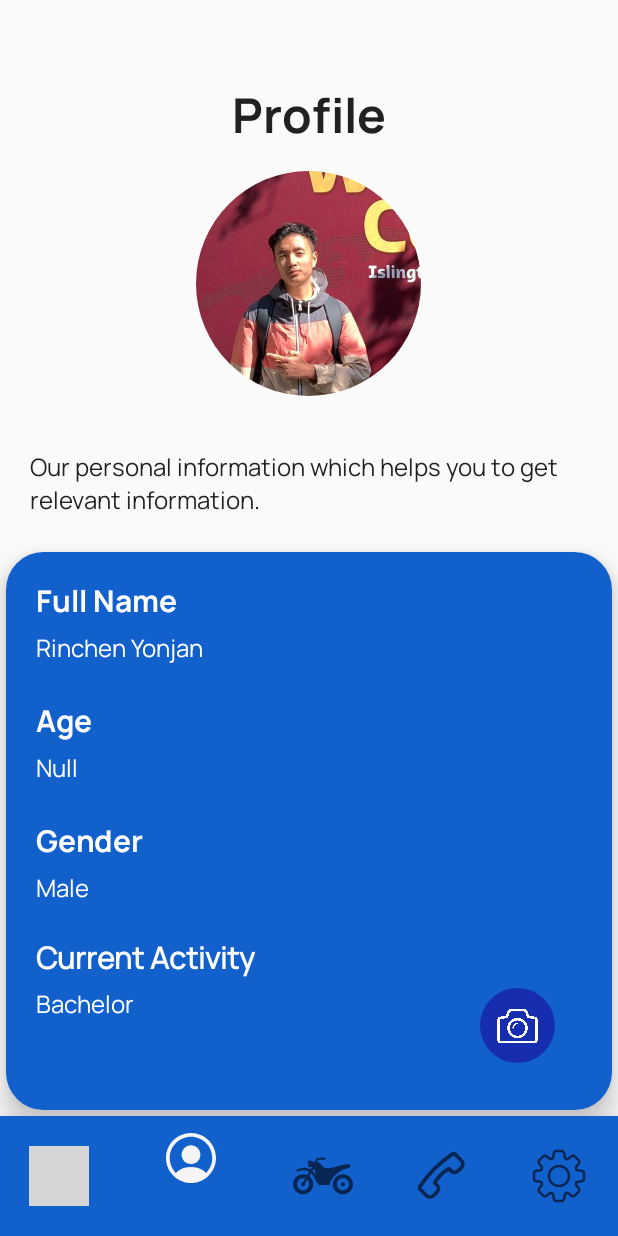
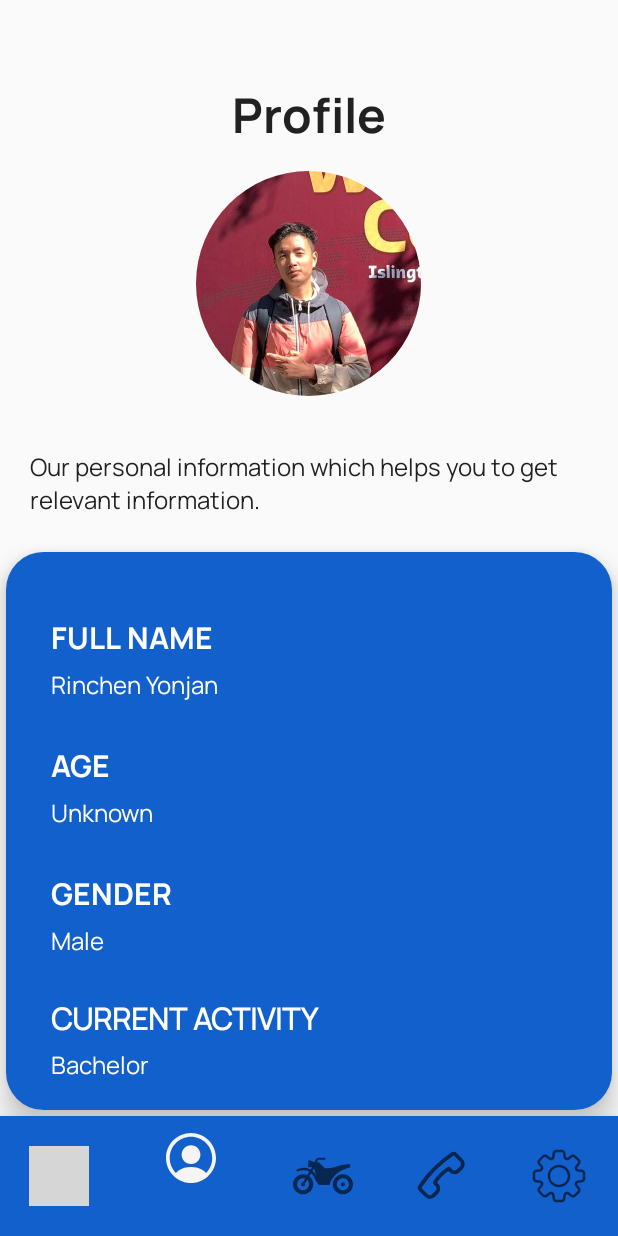
Before and after one commit to RinchenYonjan/BikeNepal, an Android app: the MainActivity screen opened directly, with no data from a screen before it, item 2 of the bottom bar chosen, on a phone screen of 412 x 824 dp. Run offline under Robolectric (Android 15) with nearby library versions, the phone set to English and light mode, and no system bars; grey boxes are pictures that could not be loaded.

Commit message:
Merge remote changes

```diff
--- a/app/src/main/AndroidManifest.xml
+++ b/app/src/main/AndroidManifest.xml
@@ -2,14 +2,11 @@
 <manifest xmlns:android="http://schemas.android.com/apk/res/android"
     xmlns:tools="http://schemas.android.com/tools">
 
-    <uses-feature
-        android:name="android.hardware.camera" android:required="false" />
 
-    <uses-permission android:name="android.permission.WRITE_EXTERNAL_STORAGE" />
-    <uses-permission android:name="android.permission.CAMERA" />
     <uses-permission android:name="android.permission.INTERNET" />
     <uses-permission android:name="android.permission.POST_NOTIFICATIONS" />
     <uses-permission android:name="android.permission.WAKE_LOCK" />
+
 
     <application
         android:allowBackup="true"
--- a/app/src/main/java/com/example/bikenepal/MainActivity.java
+++ b/app/src/main/java/com/example/bikenepal/MainActivity.java
@@ -1,11 +1,16 @@
 package com.example.bikenepal;
 
 import android.content.Intent;
+import android.Manifest;
+import android.content.pm.PackageManager;
+import android.os.Build;
 import android.os.Bundle;
 import android.view.MenuItem;
 
 import androidx.annotation.NonNull;
 import androidx.appcompat.app.AppCompatActivity;
+import androidx.core.app.ActivityCompat;
+import androidx.core.content.ContextCompat;
 
 import com.example.bikenepal.view.BikeFragment;
 import com.example.bikenepal.view.ContactFragment;
@@ -17,7 +22,7 @@ import com.google.android.material.bottomnavigation.BottomNavigationView;
 import com.google.android.material.navigation.NavigationBarView;
 
 
-public class MainActivity extends AppCompatActivity implements NavigationBarView.OnItemSelectedListener{
+public class MainActivity extends AppCompatActivity implements NavigationBarView.OnItemSelectedListener {
 
     BottomNavigationView bottomNavigationView;
 
@@ -31,6 +36,7 @@ public class MainActivity extends AppCompatActivity implements NavigationBarView
 
     SettingFragment setting = new SettingFragment();
 
+    private static final int PERMISSION_REQUEST_CODE = 1;
 
 
     @Override
@@ -41,19 +47,20 @@ public class MainActivity extends AppCompatActivity implements NavigationBarView
         bottomNavigationView.setOnItemSelectedListener(this);
         bottomNavigationView.setSelectedItemId(R.id.home);
 
-        // Wake up mobile screen till duration of 2.5 min
+
+        // Check and request permissions
+        requestPermissions();
+
+
+        // Wake up mobile screen till duration of 2.5 min otherwise redirect user to login activity
         new Thread(new Runnable() {
             @Override
             public void run() {
 
                 try {
-
                     Thread.sleep(150000);
-
                 } catch (InterruptedException ea) {
-
                     ea.printStackTrace();
-
                 }
 
                 runOnUiThread(new Runnable() {
@@ -63,22 +70,20 @@ public class MainActivity extends AppCompatActivity implements NavigationBarView
                         startActivity(intent);
                     }
                 });
+            }
+        }).start();
 
-            }
-
-        }).start();
     }
 
 
 
     @Override
     public boolean onNavigationItemSelected(@NonNull MenuItem item) {
-        if(item.getItemId() == R.id.home)
-        {
+        if (item.getItemId() == R.id.home) {
             getSupportFragmentManager().beginTransaction().replace(R.id.container, home).commit();
             return true;
 
-        } else if(item.getItemId() == R.id.profile){
+        } else if (item.getItemId() == R.id.profile) {
 
             getSupportFragmentManager().beginTransaction().replace(R.id.container, profile).commit();
             return true;
@@ -104,4 +109,40 @@ public class MainActivity extends AppCompatActivity implements NavigationBarView
     }
 
 
+
+    private void requestPermissions() {
+
+        boolean cameraPermissionGranted = ContextCompat.checkSelfPermission(this, Manifest.permission.CAMERA) == PackageManager.PERMISSION_GRANTED;
+
+        boolean notificationPermissionGranted = true;
+
+        if (Build.VERSION.SDK_INT >= Build.VERSION_CODES.Q) {   // android 10 'Q' version
+            notificationPermissionGranted = ContextCompat.checkSelfPermission(this, Manifest.permission.POST_NOTIFICATIONS) == PackageManager.PERMISSION_GRANTED;
+        }
+
+        if (!cameraPermissionGranted || !notificationPermissionGranted) {
+            String[] permissions;
+            if (Build.VERSION.SDK_INT >= Build.VERSION_CODES.Q) {   // android 10 'Q' version
+                permissions = new String[]{Manifest.permission.CAMERA, Manifest.permission.POST_NOTIFICATIONS};
+            } else {
+                permissions = new String[]{Manifest.permission.CAMERA};
+            }
+
+            ActivityCompat.requestPermissions(this, permissions, PERMISSION_REQUEST_CODE);
+
+        } else {
+            // Permissions already granted
+            onPermissionsGranted();
+        }
+
+    }
+
+
+
+    private void onPermissionsGranted() {
+        // Code to execute when the permissions are granted
+
+    }
+
+
 }
--- a/app/src/main/java/com/example/bikenepal/model/LoginModel.java
+++ b/app/src/main/java/com/example/bikenepal/model/LoginModel.java
@@ -17,6 +17,7 @@ public class LoginModel {
         this.password = password;
     }
 
+
     // Getter and Setter method
     public String getUsername() {
         return username;
--- a/app/src/main/java/com/example/bikenepal/view/ProfileFragment.java
+++ b/app/src/main/java/com/example/bikenepal/view/ProfileFragment.java
@@ -1,26 +1,16 @@
 package com.example.bikenepal.view;
 
-import android.content.Intent;
-import android.graphics.Bitmap;
+
 import android.os.Bundle;
-import android.provider.MediaStore;
 import android.view.LayoutInflater;
 import android.view.View;
 import android.view.ViewGroup;
-import android.widget.ImageButton;
+import androidx.fragment.app.Fragment;
+import com.example.bikenepal.R;
 
-import androidx.annotation.Nullable;
-import androidx.fragment.app.Fragment;
-
-import com.example.bikenepal.R;
-import com.google.android.material.imageview.ShapeableImageView;
 
 
 public class ProfileFragment extends Fragment {
-
-    ShapeableImageView imageview;
-    ImageButton cameraBtn;
-    private static final int requestcode = 34;
 
 
     @Override
@@ -28,31 +18,8 @@ public class ProfileFragment extends Fragment {
         // Inflate the layout for this fragment
 
         View view = inflater.inflate(R.layout.fragment_profile, container, false);
-        cameraBtn = view.findViewById(R.id.cameraButton);
-        cameraBtn.setOnClickListener(new View.OnClickListener() {
-            @Override
-            public void onClick(View v) {
-                Intent cameraIntent = new Intent(MediaStore.ACTION_IMAGE_CAPTURE);
-                startActivityForResult(cameraIntent,requestcode);
-            }
-        });
         return view;
     }
 
 
-
-    @Override
-    public void onActivityResult(int requestCode, int resultCode, @Nullable Intent data)
-    {
-        super.onActivityResult(requestCode, resultCode, data);
-
-        imageview = getActivity().findViewById(R.id.displayImageView);
-        if(requestCode == requestcode)
-        {
-            Bitmap image = (Bitmap) data.getExtras().get("data");
-            imageview.setImageBitmap(image);
-        }
-    }
-
-
 }
--- a/app/src/main/res/layout/activity_main_intro.xml
+++ b/app/src/main/res/layout/activity_main_intro.xml
@@ -22,7 +22,7 @@
         android:id="@+id/skip_text"
         android:layout_width="wrap_content"
         android:layout_height="wrap_content"
-        android:text="skip"
+        android:text="Skip"
         android:textAllCaps="false"
         android:textSize="16sp"
         android:fontFamily="@font/manrope_semibold"
@@ -36,7 +36,7 @@
         android:id="@+id/next_text"
         android:layout_width="wrap_content"
         android:layout_height="wrap_content"
-        android:text="next"
+        android:text="Next"
         android:textAllCaps="false"
         android:textSize="16sp"
         android:fontFamily="@font/manrope_semibold"
--- a/app/src/main/res/layout/fragment_profile.xml
+++ b/app/src/main/res/layout/fragment_profile.xml
@@ -64,11 +64,11 @@
         <TextView
             android:layout_width="wrap_content"
             android:layout_height="wrap_content"
-            android:text="Full Name"
+            android:text="FULL NAME"
             android:textSize="20dp"
             android:fontFamily="@font/manrope_bold"
-            android:layout_marginStart="20dp"
-            android:layout_marginTop="15dp"
+            android:layout_marginStart="30dp"
+            android:layout_marginTop="40dp"
             android:textStyle="bold"
             android:textColor="@android:color/white"/>
 
@@ -80,44 +80,44 @@
             android:fontFamily="@font/manrope_regular"
             android:textSize="16sp"
             android:layout_marginTop="5dp"
-            android:layout_marginStart="20dp"
+            android:layout_marginStart="30dp"
             android:textColor="@android:color/white"/>
 
         <!-- Age -->
         <TextView
             android:layout_width="wrap_content"
             android:layout_height="wrap_content"
-            android:text="Age"
+            android:text="AGE"
             android:fontFamily="@font/manrope_bold"
             android:textSize="20dp"
             android:textColor="@android:color/white"
             android:textStyle="bold"
-            android:layout_marginTop="20dp"
-            android:layout_marginStart="20dp"/>
+            android:layout_marginTop="25dp"
+            android:layout_marginStart="30dp"/>
 
         <!-- Null -->
         <TextView
             android:id="@+id/dateofbirth"
             android:layout_width="wrap_content"
             android:layout_height="wrap_content"
-            android:text="Null"
+            android:text="Unknown"
             android:fontFamily="@font/manrope_regular"
             android:textSize="16sp"
             android:textColor="@android:color/white"
-            android:layout_marginStart="20dp"
+            android:layout_marginStart="30dp"
             android:layout_marginTop="5dp"/>
 
         <!-- Gender -->
         <TextView
             android:layout_width="wrap_content"
             android:layout_height="wrap_content"
-            android:text="Gender"
+            android:text="GENDER"
             android:fontFamily="@font/manrope_bold"
             android:textColor="@android:color/white"
             android:textStyle="bold"
             android:textSize="20dp"
-            android:layout_marginTop="20dp"
-            android:layout_marginStart="20dp"/>
+            android:layout_marginTop="25dp"
+            android:layout_marginStart="30dp"/>
 
         <!-- Male -->
         <TextView
@@ -127,20 +127,20 @@
             android:fontFamily="@font/manrope_regular"
             android:textSize="16sp"
             android:textColor="@android:color/white"
-            android:layout_marginStart="20dp"
+            android:layout_marginStart="30dp"
             android:layout_marginTop="5dp"/>
 
         <!-- Current Activity -->
         <TextView
             android:layout_width="wrap_content"
             android:layout_height="wrap_content"
-            android:text="Current Activity"
+            android:text="CURRENT ACTIVITY"
             android:fontFamily="@font/manrope_regular"
             android:textColor="@android:color/white"
             android:textStyle="bold"
             android:textSize="20dp"
-            android:layout_marginTop="20dp"
-            android:layout_marginStart="20dp"/>
+            android:layout_marginTop="25dp"
+            android:layout_marginStart="30dp"/>
 
         <!-- Bachelor -->
         <TextView
@@ -150,7 +150,7 @@
             android:fontFamily="@font/manrope_regular"
             android:textSize="16sp"
             android:textColor="@android:color/white"
-            android:layout_marginStart="20dp"
+            android:layout_marginStart="30dp"
             android:layout_marginTop="5dp"/>
 
     </LinearLayout>
@@ -159,18 +159,4 @@
 
     </LinearLayout>
 
-
-    <!--camera-button-->
-    <ImageButton
-        android:id="@+id/cameraButton"
-        android:layout_width="50dp"
-        android:layout_height="50dp"
-        android:background="@android:color/transparent"
-        android:scaleType="centerCrop"
-        android:src="@drawable/custom_camera"
-        android:layout_gravity="bottom"
-        android:layout_marginStart="320dp"
-        android:layout_marginBottom="35dp"/>
-
-
 </FrameLayout>
```
Also changed, not shown: app/src/main/java/com/example/bikenepal/controller/retrofit/RetrofitClient.java (+6 -15 lines).
